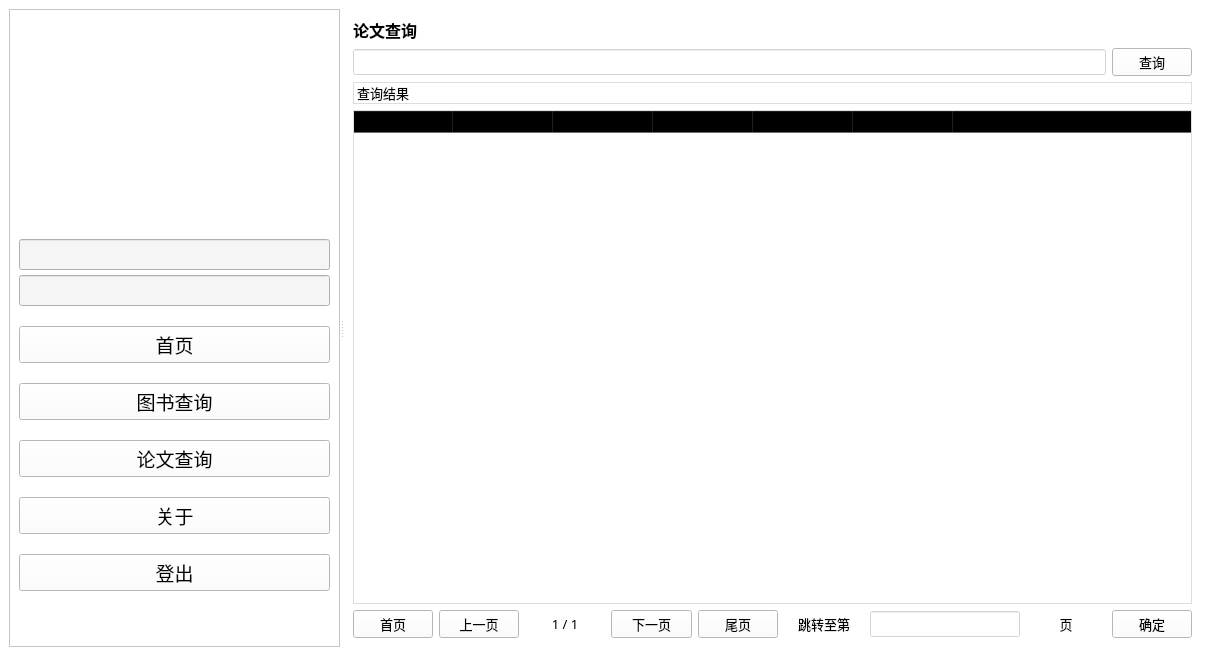
Old version of the form client/frontend/mainWin.ui in the repository sophiefy/WHU-MMS.
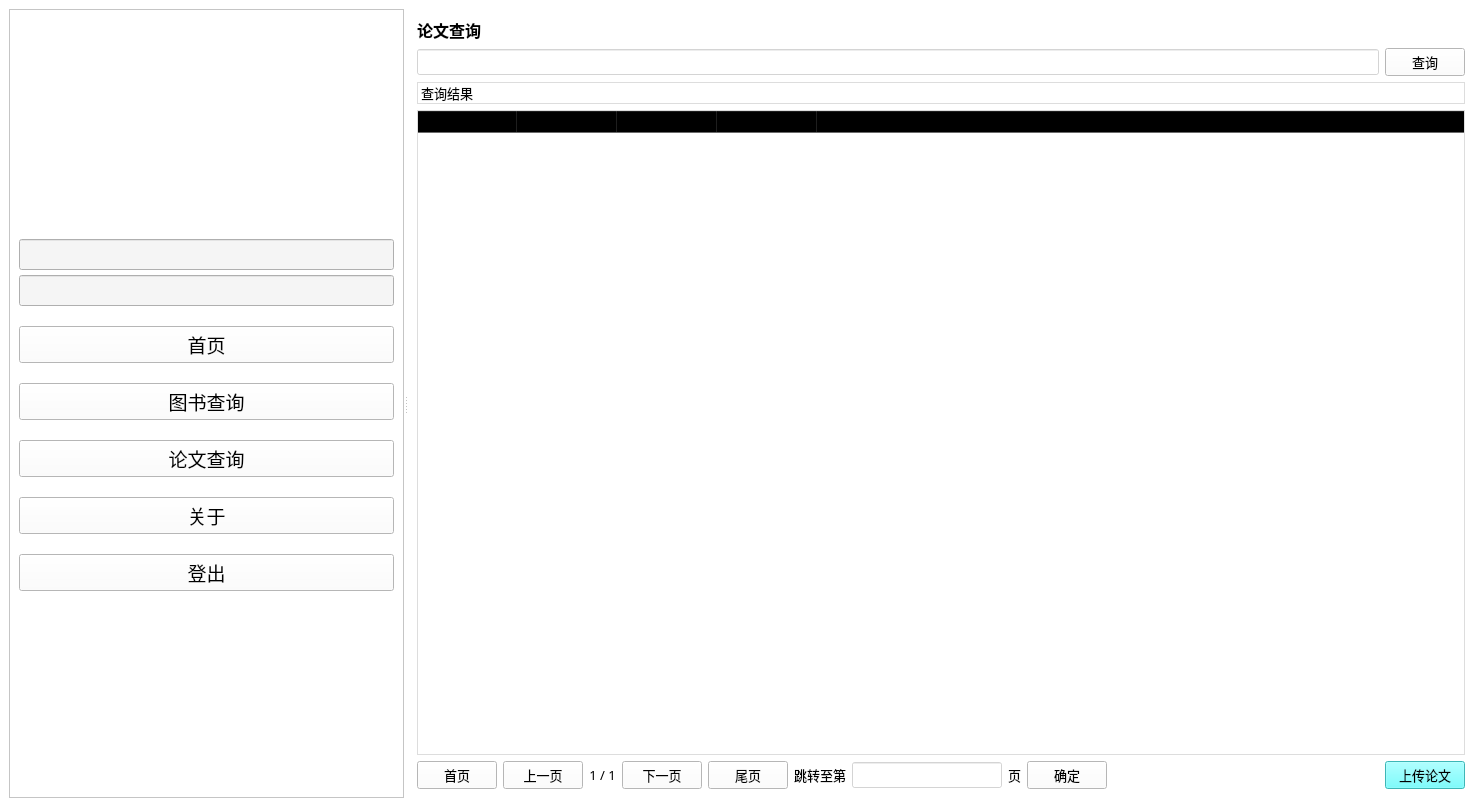
New version of the form. The open tabs and pages were chosen to show the change. Icons and pictures are not drawn.

Diff of the .ui file:
```diff
--- a/client/frontend/mainWin.ui
+++ b/client/frontend/mainWin.ui
@@ -6,8 +6,8 @@
    <rect>
     <x>0</x>
     <y>0</y>
-    <width>1210</width>
-    <height>656</height>
+    <width>1483</width>
+    <height>807</height>
    </rect>
   </property>
   <property name="minimumSize">
@@ -578,7 +578,7 @@
           </widget>
          </item>
          <item>
-          <layout class="QHBoxLayout" name="horizontalLayout_5">
+          <layout class="QHBoxLayout" name="horizontalLayout_2">
            <item>
             <widget class="QPushButton" name="bookFirstBtn">
              <property name="font">
@@ -746,8 +746,8 @@
         </layout>
        </widget>
        <widget class="QWidget" name="pageSearchPaper">
-        <layout class="QGridLayout" name="gridLayout_2">
-         <item row="0" column="0">
+        <layout class="QVBoxLayout" name="verticalLayout_7">
+         <item>
           <widget class="QLabel" name="label_25">
            <property name="font">
             <font>
@@ -762,7 +762,37 @@
            </property>
           </widget>
          </item>
-         <item row="2" column="0">
+         <item>
+          <layout class="QHBoxLayout" name="horizontalLayout_3">
+           <item>
+            <widget class="QLineEdit" name="searchPaperEdit_2">
+             <property name="font">
+              <font>
+               <family>微软雅黑</family>
+               <pointsize>10</pointsize>
+              </font>
+             </property>
+             <property name="styleSheet">
+              <string notr="true">background-color: rgba(255, 255, 255, 150);</string>
+             </property>
+            </widget>
+           </item>
+           <item>
+            <widget class="QPushButton" name="searchPaperBtn_2">
+             <property name="font">
+              <font>
+               <family>微软雅黑</family>
+               <pointsize>10</pointsize>
+              </font>
+             </property>
+             <property name="text">
+              <string>查询</string>
+             </property>
+            </widget>
+           </item>
+          </layout>
+         </item>
+         <item>
           <widget class="QLabel" name="label_14">
            <property name="font">
             <font>
@@ -784,8 +814,49 @@
            </property>
           </widget>
          </item>
-         <item row="5" column="0">
-          <layout class="QHBoxLayout" name="horizontalLayout_7">
+         <item>
+          <widget class="QTableWidget" name="paperTbl">
+           <property name="font">
+            <font>
+             <family>微软雅黑</family>
+             <pointsize>10</pointsize>
+            </font>
+           </property>
+           <property name="styleSheet">
+            <string notr="true">background-color: rgba(255, 255, 255, 150);</string>
+           </property>
+           <attribute name="horizontalHeaderStretchLastSection">
+            <bool>true</bool>
+           </attribute>
+           <column>
+            <property name="text">
+             <string>标题</string>
+            </property>
+           </column>
+           <column>
+            <property name="text">
+             <string>作者</string>
+            </property>
+           </column>
+           <column>
+            <property name="text">
+             <string>发表日期</string>
+            </property>
+           </column>
+           <column>
+            <property name="text">
+             <string>发表平台</string>
+            </property>
+           </column>
+           <column>
+            <property name="text">
+             <string>URL</string>
+            </property>
+           </column>
+          </widget>
+         </item>
+         <item>
+          <layout class="QHBoxLayout" name="horizontalLayout_5">
            <item>
             <widget class="QPushButton" name="paperFirstBtn">
              <property name="font">
@@ -948,12 +1019,21 @@
              </property>
             </widget>
            </item>
-          </layout>
-         </item>
-         <item row="1" column="0">
-          <layout class="QHBoxLayout" name="horizontalLayout_3">
            <item>
-            <widget class="QLineEdit" name="searchPaperEdit_2">
+            <spacer name="horizontalSpacer_5">
+             <property name="orientation">
+              <enum>Qt::Horizontal</enum>
+             </property>
+             <property name="sizeHint" stdset="0">
+              <size>
+               <width>40</width>
+               <height>20</height>
+              </size>
+             </property>
+            </spacer>
+           </item>
+           <item>
+            <widget class="QPushButton" name="paperUploadBtn">
              <property name="font">
               <font>
                <family>微软雅黑</family>
@@ -961,76 +1041,15 @@
               </font>
              </property>
              <property name="styleSheet">
-              <string notr="true">background-color: rgba(255, 255, 255, 150);</string>
-             </property>
-            </widget>
-           </item>
-           <item>
-            <widget class="QPushButton" name="searchPaperBtn_2">
-             <property name="font">
-              <font>
-               <family>微软雅黑</family>
-               <pointsize>10</pointsize>
-              </font>
+              <string notr="true">background-color: rgb(85, 255, 255);</string>
              </property>
              <property name="text">
-              <string>查询</string>
+              <string>上传论文</string>
              </property>
             </widget>
            </item>
           </layout>
          </item>
-         <item row="3" column="0">
-          <widget class="QTableWidget" name="paperTbl">
-           <property name="font">
-            <font>
-             <family>微软雅黑</family>
-             <pointsize>10</pointsize>
-            </font>
-           </property>
-           <property name="styleSheet">
-            <string notr="true">background-color: rgba(255, 255, 255, 150);</string>
-           </property>
-           <attribute name="horizontalHeaderStretchLastSection">
-            <bool>true</bool>
-           </attribute>
-           <column>
-            <property name="text">
-             <string>标题</string>
-            </property>
-           </column>
-           <column>
-            <property name="text">
-             <string>作者</string>
-            </property>
-           </column>
-           <column>
-            <property name="text">
-             <string>机构</string>
-            </property>
-           </column>
-           <column>
-            <property name="text">
-             <string>领域</string>
-            </property>
-           </column>
-           <column>
-            <property name="text">
-             <string>发表日期</string>
-            </property>
-           </column>
-           <column>
-            <property name="text">
-             <string>会议 / 期刊</string>
-            </property>
-           </column>
-           <column>
-            <property name="text">
-             <string>DOI</string>
-            </property>
-           </column>
-          </widget>
-         </item>
         </layout>
        </widget>
        <widget class="QWidget" name="pageStats"/>
```
Left out of the diff: 34 changed lines with no effect on the pictures.
